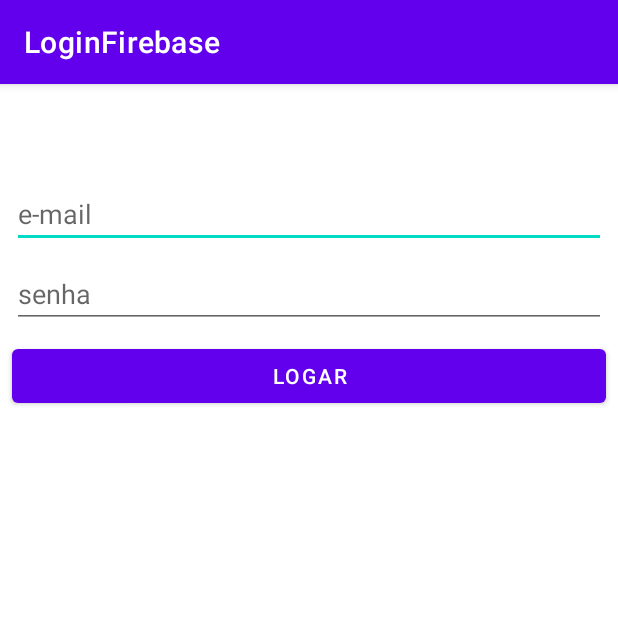
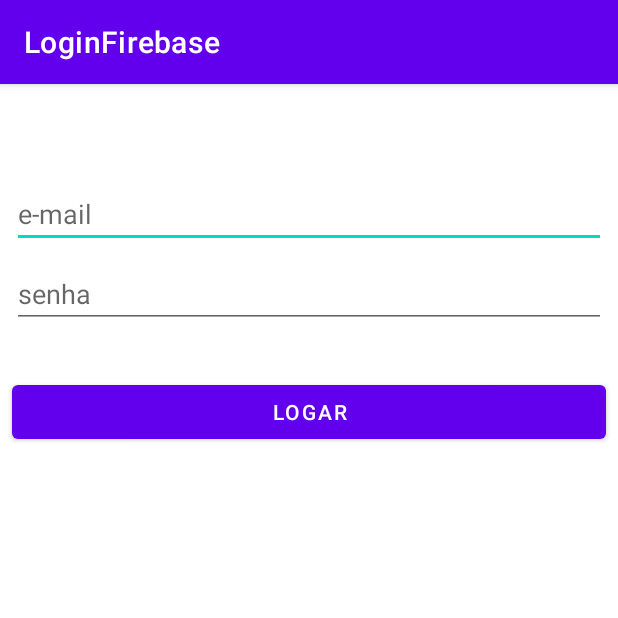
Before and after one commit to franciscopereira32/LoginFirebase, an Android app: the LoginActivity screen opened directly, with no data from a screen before it, after a tap on "LOGAR", on a phone screen of 412 x 824 dp, the top half of it. Run offline under Robolectric (Android 15) with nearby library versions, the phone set to English and light mode, and no system bars; our stand-ins replace Firebase (no records; nobody signed in at launch, a user with empty details on screens opened directly).

Commit message:
fix bug login button

```diff
--- a/app/src/main/java/android/application/loginfirebase/LoginActivity.java
+++ b/app/src/main/java/android/application/loginfirebase/LoginActivity.java
@@ -21,7 +21,7 @@ import com.google.firebase.auth.FirebaseUser;
 public class LoginActivity extends AppCompatActivity {
 
     private EditText etEmail;
-    private EditText etSenha;
+    private EditText etSenhaLogin;
     private Button btLogar;
     private FirebaseAuth mAuth;
     private Usuario u;
@@ -32,7 +32,7 @@ public class LoginActivity extends AppCompatActivity {
         setContentView(R.layout.activity_login);
         mAuth = FirebaseAuth.getInstance();
         etEmail = findViewById(R.id.etEmail);
-        etSenha = findViewById(R.id.etSenha);
+        etSenhaLogin = findViewById(R.id.etSenhaLogin);
         btLogar = findViewById(R.id.btLogar);
 
         btLogar.setOnClickListener(new View.OnClickListener() {
@@ -68,7 +68,7 @@ public class LoginActivity extends AppCompatActivity {
     private void receberDados() {
         u = new Usuario();
         u.setEmail(etEmail.getText().toString());
-        u.setSenha(etSenha.getText().toString());
+        u.setSenha(etSenhaLogin.getText().toString());
 
     }
 }
--- a/app/src/main/res/layout/activity_login.xml
+++ b/app/src/main/res/layout/activity_login.xml
@@ -32,7 +32,7 @@
         app:layout_constraintTop_toBottomOf="@+id/imageView2" />
 
     <EditText
-        android:id="@+id/etSenha"
+        android:id="@+id/etSenhaLogin"
         android:layout_width="0dp"
         android:layout_height="wrap_content"
         android:layout_marginStart="8dp"
@@ -50,10 +50,10 @@
         android:layout_width="0dp"
         android:layout_height="wrap_content"
         android:layout_marginStart="8dp"
-        android:layout_marginTop="8dp"
+        android:layout_marginTop="32dp"
         android:layout_marginEnd="8dp"
         android:text="Logar"
         app:layout_constraintEnd_toEndOf="parent"
         app:layout_constraintStart_toStartOf="parent"
-        app:layout_constraintTop_toBottomOf="@+id/etSenha" />
+        app:layout_constraintTop_toBottomOf="@+id/etSenhaLogin" />
 </androidx.constraintlayout.widget.ConstraintLayout>
```
